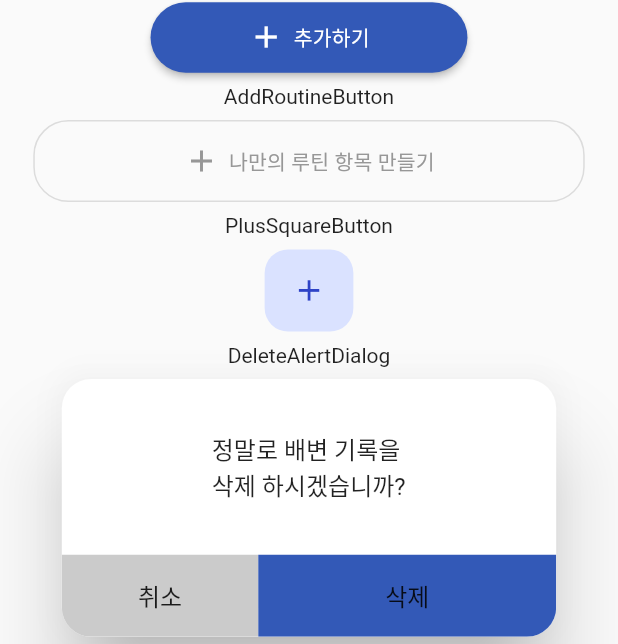
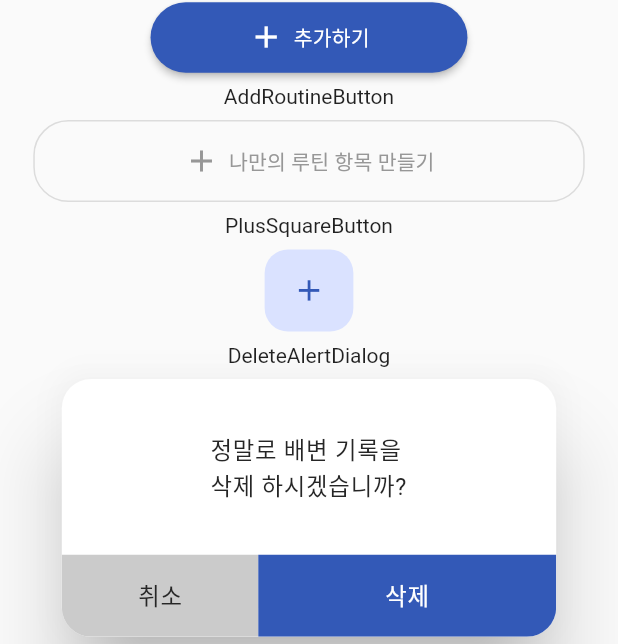
Before and after one commit to alexcho617/HEM-Routine-App, a Flutter app: the WidgetTestPage screen opened by its route, scrolled down 78 dp, after a tap on the "add" icon, on a phone screen of 412 x 824 dp. Shown: the part 589-1233 px from the top of the screen. Run offline on Flutter 3.47's test engine with Material 2 defaults, Android fonts, the phone set to English and light mode, and no system bars; our stand-ins replace animated_splash_screen, firebase_auth, firebase_core, flutter_screenutil, get, sign_in_with_apple and 1 more; missing offline and left inert: firebase_auth_web, firebase_core_web, sign_in_with_apple_web; accounts and stored records are empty; Roboto replaces fonts that are missing (AppleSDGothicNeo, AppleSDGothicNeoM).

Commit message:
[jyc] component 0.3

```diff
--- a/lib/widgets/widgets.dart
+++ b/lib/widgets/widgets.dart
@@ -2,6 +2,7 @@
 import 'package:flutter/material.dart';
 import 'package:flutter_screenutil/flutter_screenutil.dart';
 import '../utils/constants.dart';
+import '../utils/colors.dart';
 
 Widget NextButtonBig(VoidCallback? onPressed) {
   return Container(
@@ -11,10 +12,10 @@ Widget NextButtonBig(VoidCallback? onPressed) {
       onPressed: onPressed,
       child: Text(
         '다음',
-        style: FontButtonWhite14,
+        style: FontWhite14,
       ),
       style: ElevatedButton.styleFrom(
-        primary: Color.fromARGB(255, 51, 89, 183),
+        primary: primary,
         shape: RoundedRectangleBorder(
           borderRadius: BorderRadius.circular(8.r),
         ),
@@ -48,7 +49,7 @@ Widget BackButtonSmall(VoidCallback? onPressed) {
       onPressed: onPressed,
       child: Text(
         '이전',
-        style: FontButtonGray14,
+        style: FontGray14_4,
       ),
       style: ElevatedButton.styleFrom(
         primary: Color.fromARGB(255, 212, 212, 212),
@@ -68,10 +69,10 @@ Widget NextButtonSmall(VoidCallback? onPressed) {
       onPressed: onPressed,
       child: Text(
         '다음',
-        style: FontButtonWhite14,
+        style: FontWhite14,
       ),
       style: ElevatedButton.styleFrom(
-        primary: Color.fromARGB(255, 51, 89, 183),
+        primary: primary,
         shape: RoundedRectangleBorder(
           borderRadius: BorderRadius.circular(8.r),
         ),
@@ -88,7 +89,7 @@ Widget SaveButtonGray(VoidCallback? onPressed) {
       onPressed: onPressed,
       child: Text(
         '저장',
-        style: FontButtonWhite14,
+        style: FontWhite14,
       ),
       style: ElevatedButton.styleFrom(
         primary: Color.fromARGB(255, 203, 203, 203),
@@ -108,10 +109,10 @@ Widget SaveButtonBlue(VoidCallback? onPressed) {
       onPressed: onPressed,
       child: Text(
         '저장',
-        style: FontButtonWhite14,
+        style: FontWhite14,
       ),
       style: ElevatedButton.styleFrom(
-        primary: Color.fromARGB(255, 51, 89, 183),
+        primary: primary,
         shape: RoundedRectangleBorder(
           borderRadius: BorderRadius.circular(8.r),
         ),
@@ -128,10 +129,10 @@ Widget MakeMyRoutineButton(VoidCallback? onPressed) {
       onPressed: onPressed,
       child: Text(
         '나만의 쾌변 루틴 만들기',
-        style: FontButtonWhite14,
+        style: FontWhite14,
       ),
       style: ElevatedButton.styleFrom(
-        primary: Color.fromARGB(255, 51, 89, 183),
+        primary: primary,
         shape: RoundedRectangleBorder(
           borderRadius: BorderRadius.circular(24.r),
         ),
@@ -155,12 +156,12 @@ Widget AddButton(VoidCallback? onPressed) {
           ),
           Text(
             '추가하기',
-            style: FontButtonWhite14,
+            style: FontWhite14,
           ),
         ],
       ),
       style: ElevatedButton.styleFrom(
-        primary: Color.fromARGB(255, 51, 89, 183),
+        primary: primary,
         shape: RoundedRectangleBorder(
           borderRadius: BorderRadius.circular(24.r),
         ),
@@ -180,19 +181,19 @@ Widget AddRoutineButton(VoidCallback? onPressed) {
         children: [
           Icon(
             Icons.add,
-            color: Color.fromARGB(255, 151, 151, 151),
+            color: gray3,
           ),
           SizedBox(
             width: 6.w,
           ),
           Text(
             '나만의 루틴 항목 만들기',
-            style: FontButtonGray14_R,
+            style: FontGray14_3,
           ),
         ],
       ),
       style: OutlinedButton.styleFrom(
-        primary: Color.fromARGB(255, 30, 30, 30),
+        primary: gray2,
         shape: RoundedRectangleBorder(
           borderRadius: BorderRadius.circular(24.r),
         ),
@@ -206,19 +207,20 @@ Widget PlusSquareButton(VoidCallback? onPressed) {
     width: 56.w,
     height: 56.h,
     decoration: BoxDecoration(
-      color: Color.fromARGB(255, 218, 226, 255),
+      color: blue1,
       borderRadius: BorderRadius.circular(16.r),
     ),
     child: IconButton(
       iconSize: 24.r,
       icon: Icon(Icons.add),
       onPressed: onPressed,
-      color: Color.fromARGB(255, 46, 67, 199),
+      color: primary,
     ),
   );
 }
 
-Widget DeleteAlertDialog(VoidCallback? onPressedCancel, VoidCallback? onPressedDelete) {
+Widget DeleteAlertDialog(
+    VoidCallback? onPressedCancel, VoidCallback? onPressedDelete) {
   return AlertDialog(
     shape: RoundedRectangleBorder(
         borderRadius: BorderRadius.all(
@@ -233,7 +235,7 @@ Widget DeleteAlertDialog(VoidCallback? onPressedCancel, VoidCallback? onPressedD
         Container(
           width: 312.w,
           height: 120.h,
-          child: Center(child: Text('정말로 배변 기록을 \n삭제 하시겠습니까?')),
+          child: Center(child: Text('정말로 배변 기록을 \n삭제 하시겠습니까?',style: FontBlack16_1,)),
         ),
         Row(
           children: [
@@ -241,25 +243,36 @@ Widget DeleteAlertDialog(VoidCallback? onPressedCancel, VoidCallback? onPressedD
               onTap: onPressedCancel,
               child: Ink(
                 decoration: BoxDecoration(
-                  borderRadius: BorderRadius.only(bottomLeft: Radius.circular(20.r),),
+                  borderRadius: BorderRadius.only(
+                    bottomLeft: Radius.circular(20.r),
+                  ),
                   color: Color.fromARGB(255, 203, 203, 203),
                 ),
                 width: 124.w,
                 height: 56.h,
-                child: Center(child: Text('취소')),
+                child: Center(
+                    child: Text(
+                  '취소',
+                  style: FontBlack16_1,
+                )),
               ),
             ),
             InkWell(
               onTap: onPressedDelete,
               child: Ink(
                 decoration: BoxDecoration(
-                  borderRadius: BorderRadius.only(bottomRight: Radius.circular(20.r),),
-                  color: Color.fromARGB(255, 51, 89, 183),
+                  borderRadius: BorderRadius.only(
+                    bottomRight: Radius.circular(20.r),
+                  ),
+                  color: primary,
                 ),
                 width: 188.w,
                 height: 56.h,
                 child: Center(
-                  child: Text('삭제'),
+                  child: Text(
+                    '삭제',
+                    style: FontWhite16_1,
+                  ),
                 ),
               ),
             )
```
Also changed, not shown: lib/utils/colors.dart (added, +25 -0 lines), lib/utils/constants.dart (+32 -12 lines), 1 other file.
